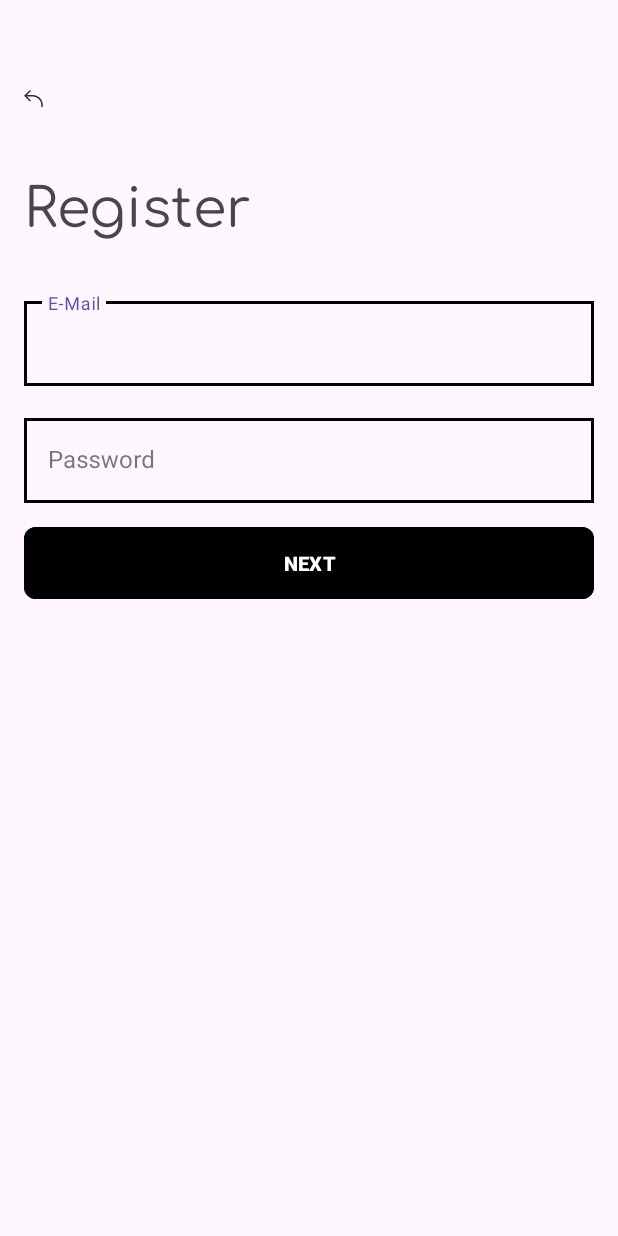
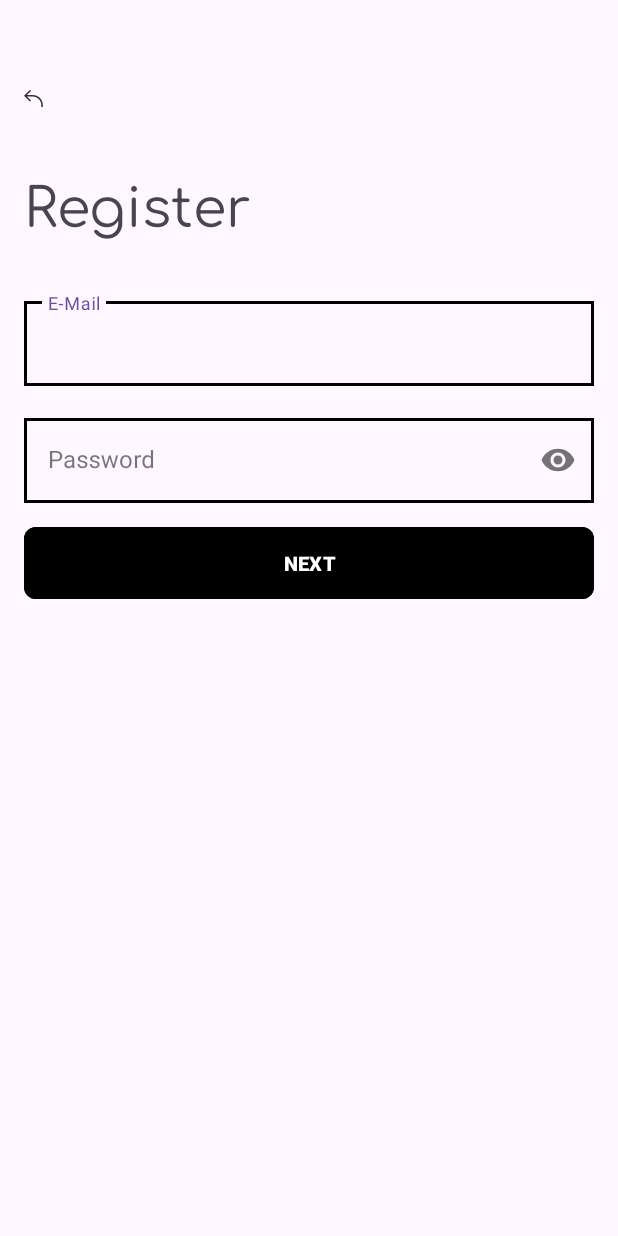
Before and after one commit to GiorgiGrigolia06/Homework5-TBC-IT-Academy, an Android app: the RegisterActivity screen opened directly, with no data from a screen before it, on a phone screen of 412 x 824 dp. Run offline under Robolectric (Android 15) with nearby library versions, the phone set to English and light mode, and no system bars.

Commit message:
👁️ Enabled password toggle.

```diff
--- a/app/src/main/res/layout/activity_log_in.xml
+++ b/app/src/main/res/layout/activity_log_in.xml
@@ -56,7 +56,8 @@
         android:layout_marginTop="@dimen/password_field_margin_top"
         android:hint="@string/password"
         app:layout_constraintStart_toStartOf="parent"
-        app:layout_constraintTop_toBottomOf="@+id/email_text_field_layout_log_in_activity">
+        app:layout_constraintTop_toBottomOf="@+id/email_text_field_layout_log_in_activity"
+        app:passwordToggleEnabled="true">
 
         <com.google.android.material.textfield.TextInputEditText
             android:id="@+id/password_field_input_log_in_activity"
--- a/app/src/main/res/layout/activity_register.xml
+++ b/app/src/main/res/layout/activity_register.xml
@@ -55,10 +55,11 @@
         android:layout_width="match_parent"
         android:layout_height="wrap_content"
         android:layout_marginTop="@dimen/password_field_margin_top"
+        android:hint="@string/password"
         app:helperTextTextColor="@android:color/holo_red_light"
-        android:hint="@string/password"
         app:layout_constraintStart_toStartOf="parent"
-        app:layout_constraintTop_toBottomOf="@+id/email_text_field_layout_register_activity">
+        app:layout_constraintTop_toBottomOf="@+id/email_text_field_layout_register_activity"
+        app:passwordToggleEnabled="true">
 
         <com.google.android.material.textfield.TextInputEditText
             android:id="@+id/password_field_input_register_activity"
```
